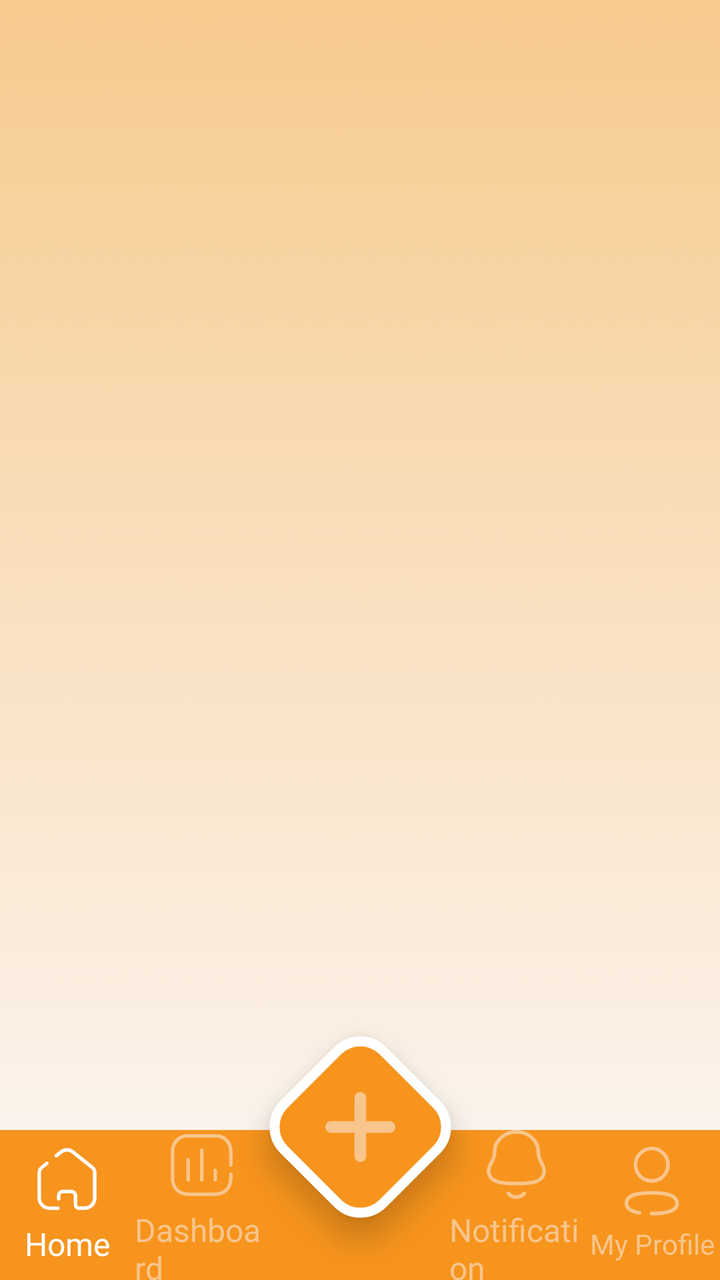
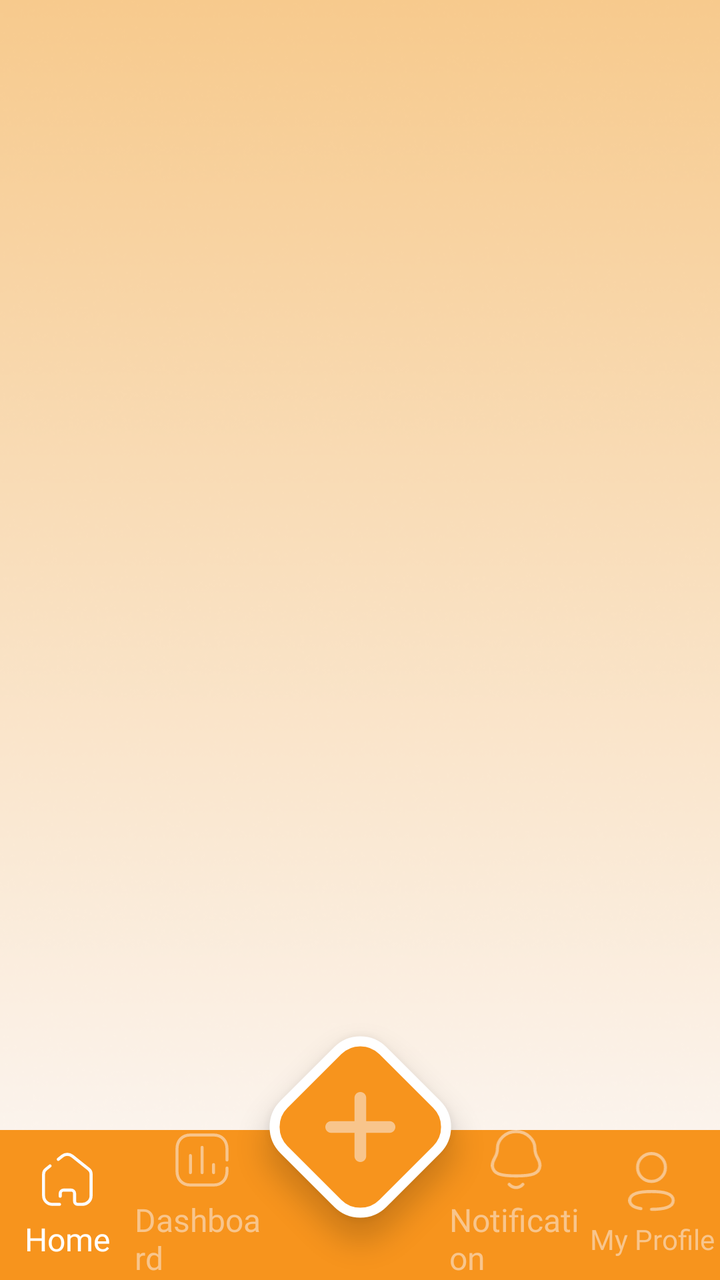

Compare the two renders of this Android layout. The source of the first and the diff that turns it into the second are given below.
<!-- AndroidManifest.xml: application theme Theme.Dawnasyon_v1 -->
<!-- res/layout/activity_main.xml -->
<?xml version="1.0" encoding="utf-8"?>
<androidx.constraintlayout.widget.ConstraintLayout xmlns:android="http://schemas.android.com/apk/res/android"
    xmlns:app="http://schemas.android.com/apk/res-auto"
    xmlns:tools="http://schemas.android.com/tools"
    android:id="@+id/bg_main"
    android:layout_width="match_parent"
    android:layout_height="match_parent"
    android:background="#FFF8E1"
    android:clipChildren="false"
    android:clipToPadding="false"
    tools:context=".MainActivity">

    
    
    <FrameLayout
        android:id="@+id/fragment_container"
        android:layout_width="match_parent"
        android:layout_height="0dp"
        app:layout_constraintTop_toTopOf="parent"
        app:layout_constraintBottom_toTopOf="@id/bottom_bar"
        tools:ignore="MissingConstraints" >


        <androidx.constraintlayout.widget.ConstraintLayout
            android:layout_width="match_parent"
            android:layout_height="match_parent">

            <ImageView
                android:id="@+id/imageView4"
                android:layout_width="0dp"
                android:layout_height="0dp"
                android:scaleType="centerCrop"
                app:layout_constraintBottom_toBottomOf="parent"
                app:layout_constraintEnd_toEndOf="parent"
                app:layout_constraintStart_toStartOf="parent"
                app:layout_constraintTop_toTopOf="parent"
                app:srcCompat="@drawable/background" />

        </androidx.constraintlayout.widget.ConstraintLayout>

    </FrameLayout>

    
    <LinearLayout
        android:id="@+id/bottom_bar"
        android:layout_width="match_parent"
        android:layout_height="75dp"
        android:background="#F7941D"
        android:clipChildren="false"
        android:clipToPadding="false"
        android:gravity="center"
        android:orientation="horizontal"
        app:layout_constraintBottom_toBottomOf="parent">

        
        <LinearLayout
            android:layout_width="0dp"
            android:layout_height="match_parent"
            android:layout_weight="2"
            android:gravity="center"
            android:orientation="vertical"
            android:tag="homeTab">

            <ImageView
                android:layout_width="35dp"
                android:layout_height="35dp"
                android:src="@drawable/ic_home"
                />

            <TextView
                android:layout_width="wrap_content"
                android:layout_height="wrap_content"
                android:layout_marginTop="4dp"
                android:fontFamily="@font/dongle"
                android:text="@string/home"
                android:textColor="@android:color/white"
                android:textSize="16sp" />
        </LinearLayout>

        
        <LinearLayout
            android:layout_width="0dp"
            android:layout_height="match_parent"
            android:layout_weight="2"
            android:gravity="center"
            android:orientation="vertical"
            android:tag="dashboardTab">

            <ImageView
                android:layout_width="35dp"
                android:layout_height="35dp"
                android:src="@drawable/ic_dashboard_notselected"
                 />

            <TextView
                android:layout_width="wrap_content"
                android:layout_height="wrap_content"
                android:layout_marginTop="4dp"
                android:fontFamily="@font/dongle"
                android:text="@string/dashboard"
                android:textColor="@color/unselected"
                android:textSize="16sp" />
        </LinearLayout>

        
        <View
            android:layout_width="90dp"
            android:layout_height="match_parent" />

        
        <LinearLayout
            android:layout_width="0dp"
            android:layout_height="match_parent"
            android:layout_weight="2"
            android:gravity="center"
            android:orientation="vertical"
            android:tag="notificationTab">

            <ImageView
                android:layout_width="35dp"
                android:layout_height="35dp"
                android:src="@drawable/ic_notifications_notselected"

                />


            <TextView
                android:layout_width="wrap_content"
                android:layout_height="wrap_content"
                android:layout_marginTop="4dp"
                android:fontFamily="@font/dongle"
                android:text="@string/notification"
                android:textColor="@color/unselected"
                android:textSize="16sp" />
        </LinearLayout>

        
        <LinearLayout
            android:layout_width="0dp"
            android:layout_height="match_parent"
            android:layout_weight="2"
            android:gravity="center"
            android:orientation="vertical"
            android:tag="profileTab">

            <ImageView
                android:layout_width="35dp"
                android:layout_height="35dp"
                android:src="@drawable/ic_profile_notselected"
                />

            <TextView
                android:layout_width="wrap_content"
                android:layout_height="wrap_content"
                android:layout_marginTop="4dp"
                android:fontFamily="@font/dongle"
                android:text="@string/my_profile"
                android:textColor="@color/unselected"
                android:textSize="14sp" />
        </LinearLayout>
    </LinearLayout>

    
    <FrameLayout
        android:id="@+id/center_button"
        android:layout_width="75dp"
        android:layout_height="75dp"
        android:layout_marginBottom="14dp"
        android:clipChildren="false"
        android:clipToPadding="false"
        android:translationY="-25dp"
        app:layout_constraintBottom_toBottomOf="@id/bottom_bar"
        app:layout_constraintEnd_toEndOf="parent"
        app:layout_constraintStart_toStartOf="parent">

        
        <View
            android:id="@+id/diamond_shape"
            android:layout_width="match_parent"
            android:layout_height="match_parent"
            android:background="@drawable/diamond_bg"
            android:elevation="8dp"
            android:rotation="45" />

        
        <ImageView
            android:id="@+id/ic_add_icon"
            android:layout_width="35dp"
            android:layout_height="35dp"
            android:layout_gravity="center"
            android:elevation="10dp"
            android:src="@drawable/ic_add_notselected"
             />

    </FrameLayout>

</androidx.constraintlayout.widget.ConstraintLayout>
<!-- resources referenced by this layout -->
<resources>
  <color name="unselected">#F8C58C</color>
  <!-- drawable diamond_bg (drawable) -->
  <?xml version="1.0" encoding="utf-8"?>
  <selector xmlns:android="http://schemas.android.com/apk/res/android">
  
      
      <item android:state_pressed="true">
          <shape android:shape="rectangle">
              <solid android:color="#E67E00" />
              <corners android:radius="16dp" />
              <stroke android:width="5dp" android:color="#FFFFFF" />
          </shape>
      </item>
  
      
      <item>
          <shape android:shape="rectangle">
              <solid android:color="#F7941D" />
              <corners android:radius="16dp" />
              <stroke android:width="5dp" android:color="#FFFFFF" />
          </shape>
      </item>
  
  </selector>
  <!-- drawable ic_add_notselected (drawable) -->
  <vector xmlns:android="http://schemas.android.com/apk/res/android"
      android:width="30dp"
      android:height="30dp"
      android:viewportWidth="30"
      android:viewportHeight="30">
      <path
          android:pathData="M17.5,2.5C17.5,1.837 17.237,1.201 16.768,0.732C16.299,0.263 15.663,0 15,0C14.337,0 13.701,0.263 13.232,0.732C12.763,1.201 12.5,1.837 12.5,2.5V12.5H2.5C1.837,12.5 1.201,12.763 0.732,13.232C0.263,13.701 0,14.337 0,15C0,15.663 0.263,16.299 0.732,16.768C1.201,17.237 1.837,17.5 2.5,17.5H12.5V27.5C12.5,28.163 12.763,28.799 13.232,29.268C13.701,29.737 14.337,30 15,30C15.663,30 16.299,29.737 16.768,29.268C17.237,28.799 17.5,28.163 17.5,27.5V17.5H27.5C28.163,17.5 28.799,17.237 29.268,16.768C29.737,16.299 30,15.663 30,15C30,14.337 29.737,13.701 29.268,13.232C28.799,12.763 28.163,12.5 27.5,12.5H17.5V2.5Z"
          android:fillColor="#F8c58c"/>
  </vector>
  <!-- drawable ic_notifications_notselected (drawable) -->
  <vector xmlns:android="http://schemas.android.com/apk/res/android"
      android:width="25dp"
      android:height="29dp"
      android:viewportWidth="25"
      android:viewportHeight="29">
      <path
          android:pathData="M12.25,22.191C19.879,22.191 23.409,21.212 23.75,17.284C23.75,13.358 21.289,13.61 21.289,8.793C21.289,5.031 17.723,0.75 12.25,0.75C6.777,0.75 3.211,5.031 3.211,8.793C3.211,13.61 0.75,13.358 0.75,17.284C1.092,21.227 4.622,22.191 12.25,22.191Z"
          android:strokeLineJoin="round"
          android:strokeWidth="1.5"
          android:fillColor="#00000000"
          android:fillType="evenOdd"
          android:strokeColor="#F8c58c"
          android:strokeLineCap="round"/>
      <path
          android:pathData="M15.482,26.263C13.636,28.312 10.757,28.336 8.894,26.263"
          android:strokeLineJoin="round"
          android:strokeWidth="1.5"
          android:fillColor="#00000000"
          android:strokeColor="#F8c58c"
          android:strokeLineCap="round"/>
  </vector>
  <string name="dashboard" translatable="false">Dashboard</string>
  <string name="home" translatable="false">Home</string>
  <string name="my_profile">My Profile</string>
  <string name="notification">Notification</string>
  <style name="Theme.Dawnasyon_v1" parent="Base.Theme.Dawnasyon_v1" />
  <style name="Base.Theme.Dawnasyon_v1" parent="Theme.Material3.Light.NoActionBar">
          
          
      </style>
  <!-- unchanged entries left out for length: 4 -->
</resources>

<!-- the commit's change to res/layout/activity_main.xml (unified diff, before → after) -->
@@ -62,8 +62,8 @@
             android:tag="homeTab">
 
             <ImageView
-                android:layout_width="35dp"
-                android:layout_height="35dp"
+                android:layout_width="30dp"
+                android:layout_height="30dp"
                 android:src="@drawable/ic_home"
                 />
 
@@ -87,8 +87,8 @@
             android:tag="dashboardTab">
 
             <ImageView
-                android:layout_width="35dp"
-                android:layout_height="35dp"
+                android:layout_width="30dp"
+                android:layout_height="30dp"
                 android:src="@drawable/ic_dashboard_notselected"
                  />
 
@@ -117,8 +117,8 @@
             android:tag="notificationTab">
 
             <ImageView
-                android:layout_width="35dp"
-                android:layout_height="35dp"
+                android:layout_width="30dp"
+                android:layout_height="30dp"
                 android:src="@drawable/ic_notifications_notselected"
 
                 />
@@ -144,8 +144,8 @@
             android:tag="profileTab">
 
             <ImageView
-                android:layout_width="35dp"
-                android:layout_height="35dp"
+                android:layout_width="30dp"
+                android:layout_height="30dp"
                 android:src="@drawable/ic_profile_notselected"
                 />
 
